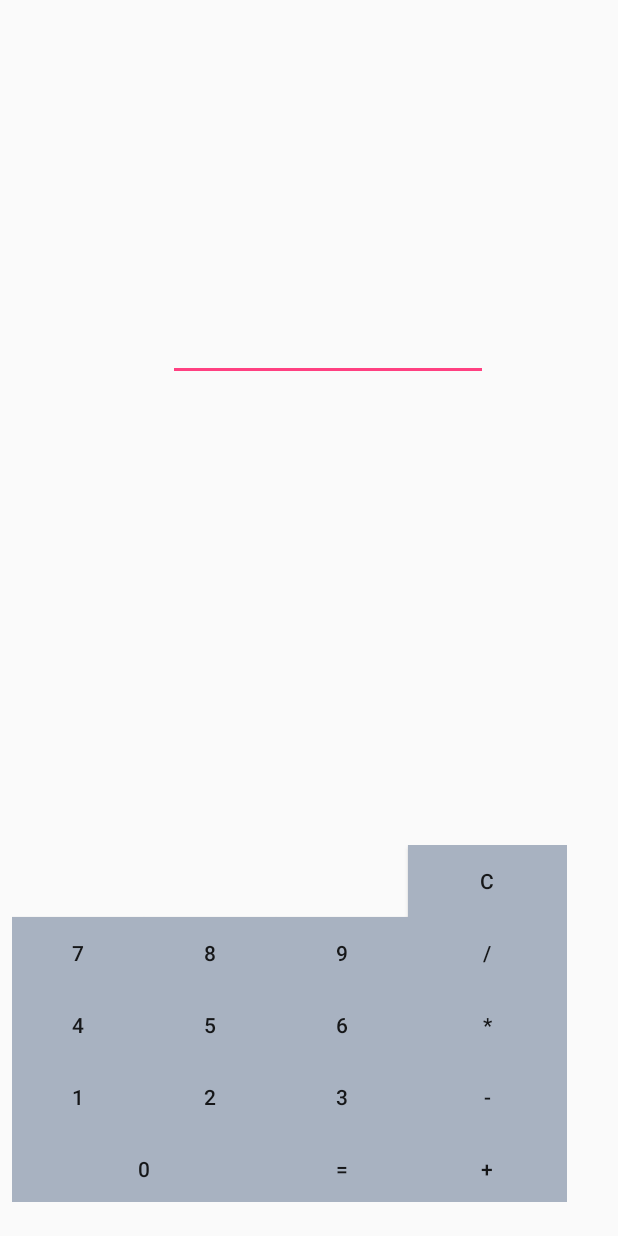
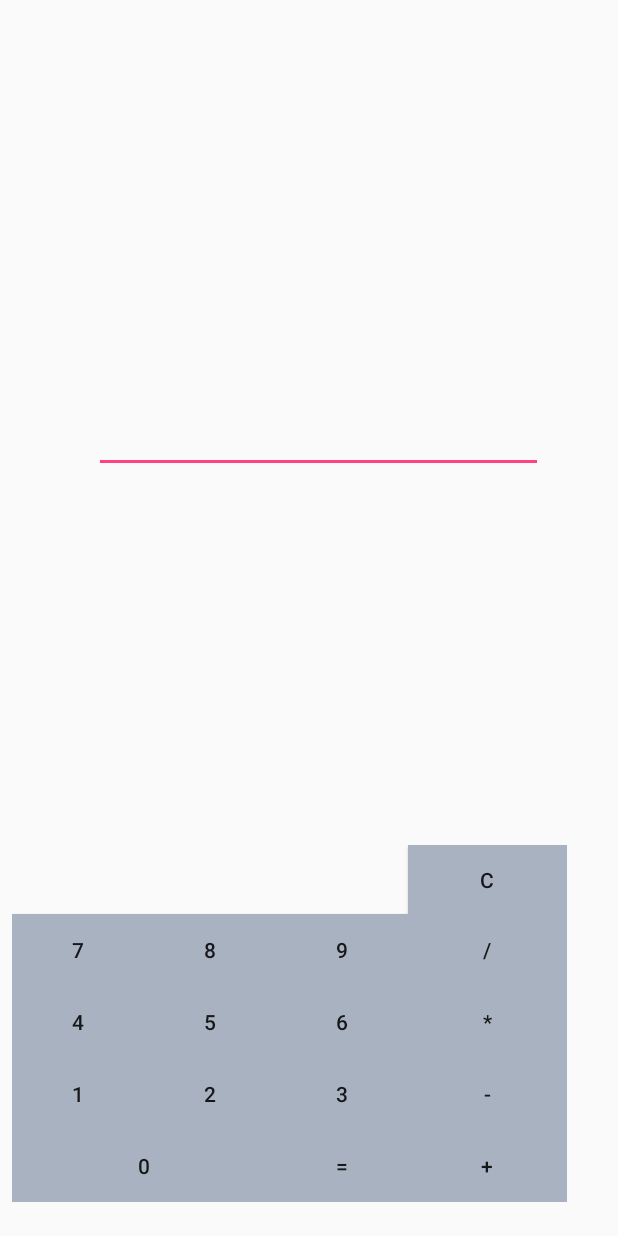
Before and after one commit to kevin-gadek/android_calc, an Android app: the screen it shows after launch (MainActivity), on a phone screen of 412 x 824 dp. Run offline under Robolectric (Android 15) with nearby library versions, the phone set to English and light mode, and no system bars.

```diff
--- a/app/src/main/res/layout/activity_main.xml
+++ b/app/src/main/res/layout/activity_main.xml
@@ -13,8 +13,8 @@
         app:layout_constraintLeft_toLeftOf="parent"
         android:layout_marginRight="8dp"
         app:layout_constraintRight_toRightOf="parent"
-        android:verticalSpacing = "1dp"
-        android:horizontalSpacing = "1dp"
+        android:verticalSpacing = "20dp"
+        android:horizontalSpacing = "20dp"
         android:columnCount="4"
         app:layout_constraintTop_toTopOf="parent"
         android:layout_marginTop="8dp"
@@ -26,9 +26,11 @@
         <Button
             android:id="@+id/btnClear"
             android:layout_column="3"
+            android:text="C"
             android:layout_gravity="fill"
-            android:text="C"
-            android:background="@drawable/buttonselector"></Button>
+            android:background="@drawable/buttonselector"
+            android:layout_width="wrap_content"
+            android:layout_height="37dp"></Button>
 
         <Button
             android:id="@+id/btn7"
@@ -38,7 +40,9 @@
         <Button
             android:id="@+id/btn8"
             android:text="8"
-            android:background="@drawable/buttonselector"></Button>
+            android:background="@drawable/buttonselector"
+            android:layout_width="wrap_content"
+            android:layout_height="wrap_content"></Button>
 
         <Button
             android:id="@+id/btn9"
@@ -68,8 +72,8 @@
 
         <Button
             android:id="@+id/btnMultiply"
+            android:text="*"
             android:layout_gravity="fill"
-            android:text="*"
             android:background="@drawable/buttonselector"></Button>
 
         <Button
@@ -84,14 +88,13 @@
 
         <Button
             android:id="@+id/btn3"
-            android:layout_gravity="fill"
             android:text="3"
             android:background="@drawable/buttonselector"></Button>
 
         <Button
             android:id="@+id/btnSubtract"
+            android:text="-"
             android:layout_gravity="fill"
-            android:text="-"
             android:background="@drawable/buttonselector"></Button>
 
         <Button
@@ -117,19 +120,21 @@
 
     <EditText
         android:id="@+id/editTextNumDisplay"
-        android:layout_width="wrap_content"
-        android:layout_height="wrap_content"
+        android:layout_width="299dp"
+        android:layout_height="129dp"
+        android:layout_marginBottom="8dp"
+        android:layout_marginLeft="8dp"
+        android:layout_marginRight="8dp"
+        android:layout_marginTop="8dp"
         android:ems="10"
         android:inputType="numberSigned"
+        android:textAlignment="textEnd"
+        android:gravity="end"
+        app:layout_constraintBottom_toBottomOf="parent"
+        app:layout_constraintHorizontal_bias="0.566"
+        app:layout_constraintLeft_toLeftOf="parent"
+        app:layout_constraintRight_toRightOf="parent"
         app:layout_constraintTop_toTopOf="parent"
-        android:layout_marginTop="8dp"
-        app:layout_constraintBottom_toBottomOf="parent"
-        android:layout_marginBottom="8dp"
-        app:layout_constraintVertical_bias="0.263"
-        android:layout_marginLeft="8dp"
-        app:layout_constraintLeft_toLeftOf="parent"
-        android:layout_marginRight="8dp"
-        app:layout_constraintRight_toRightOf="parent"
-        app:layout_constraintHorizontal_bias="0.568" />
+        app:layout_constraintVertical_bias="0.262" />
 
 </android.support.constraint.ConstraintLayout>
```
Also changed, not shown: app/src/main/java/com/example/kevin/lab2/MainActivity.java (+86 -39 lines), app/src/main/res/drawable/grid_background.xml (added, +12 -0 lines).
